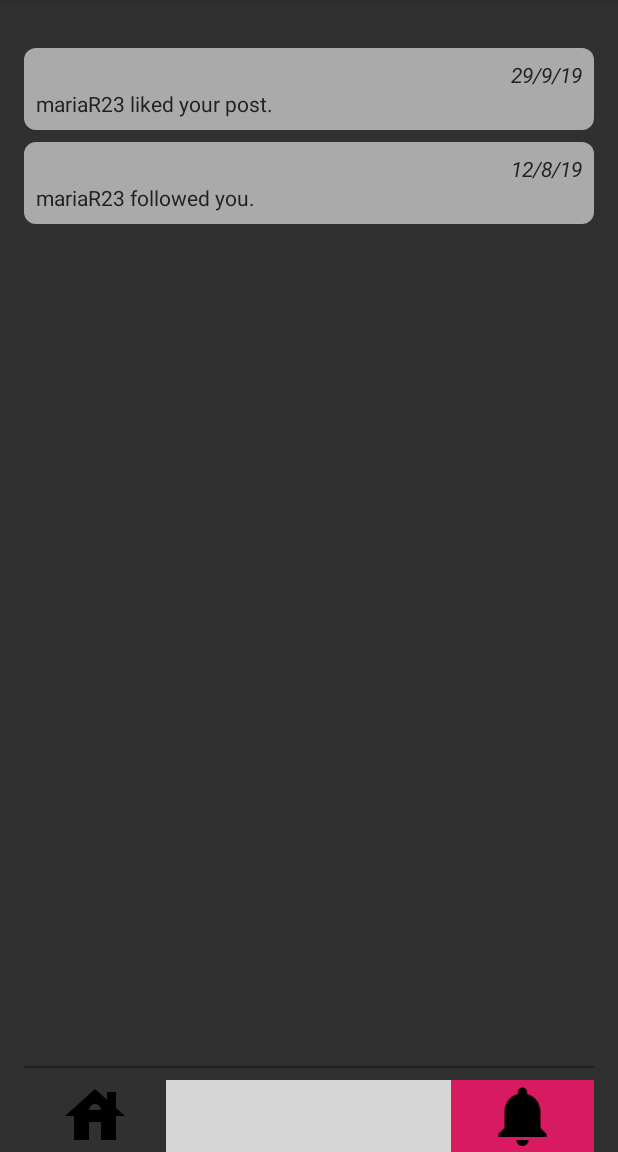
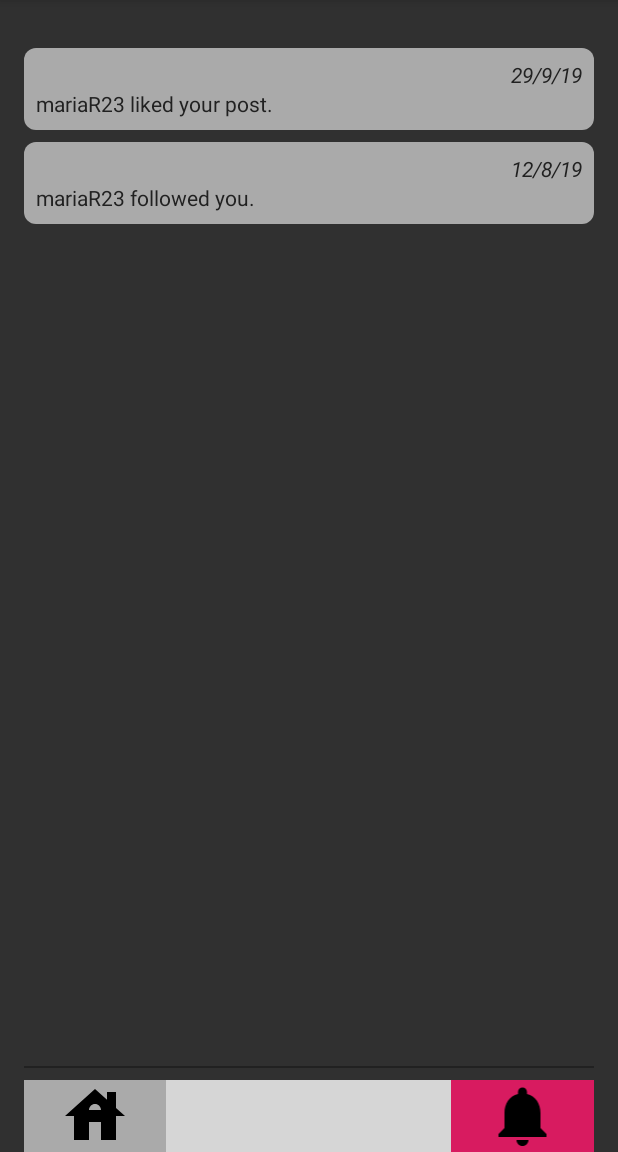
Before and after one commit to ChristinaZografou/MusicBuds, an Android app: the NotificationsActivity screen opened directly, with no data from a screen before it, on a phone screen of 412 x 824 dp, the part 84-1236 px from its top. Run offline under Robolectric (Android 15) with nearby library versions, the phone set to English and light mode, and no system bars; grey boxes are pictures that could not be loaded.

Commit message:
Changed background color for menu.

```diff
--- a/app/src/main/res/layout/activity_home.xml
+++ b/app/src/main/res/layout/activity_home.xml
@@ -117,7 +117,8 @@
         android:orientation="horizontal"
         android:layout_alignParentBottom="true"
         android:id="@+id/bottom_menu"
-        android:layout_marginTop="8dp">
+        android:layout_marginTop="8dp"
+        android:background="@color/colorInactive">
         <ImageView
             android:layout_width="0dp"
             android:layout_height="48dp"
--- a/app/src/main/res/layout/activity_notifications.xml
+++ b/app/src/main/res/layout/activity_notifications.xml
@@ -65,7 +65,8 @@
         android:orientation="horizontal"
         android:layout_alignParentBottom="true"
         android:id="@+id/bottom_menu"
-        android:layout_marginTop="8dp">
+        android:layout_marginTop="8dp"
+        android:background="@color/colorInactive">
         <ImageView
             android:layout_width="0dp"
             android:layout_height="48dp"
--- a/app/src/main/res/layout/activity_profile_music_editable.xml
+++ b/app/src/main/res/layout/activity_profile_music_editable.xml
@@ -162,7 +162,8 @@
         android:orientation="horizontal"
         android:layout_alignParentBottom="true"
         android:id="@+id/bottom_menu"
-        android:layout_marginTop="8dp">
+        android:layout_marginTop="8dp"
+        android:background="@color/colorInactive">
         <ImageView
             android:layout_width="0dp"
             android:layout_height="48dp"
--- a/app/src/main/res/layout/activity_profile_music_viewed.xml
+++ b/app/src/main/res/layout/activity_profile_music_viewed.xml
@@ -156,7 +156,8 @@
         android:orientation="horizontal"
         android:layout_alignParentBottom="true"
         android:id="@+id/bottom_menu"
-        android:layout_marginTop="8dp">
+        android:layout_marginTop="8dp"
+        android:background="@color/colorInactive">
         <ImageView
             android:layout_width="0dp"
             android:layout_height="48dp"
--- a/app/src/main/res/layout/activity_profile_posts.xml
+++ b/app/src/main/res/layout/activity_profile_posts.xml
@@ -189,7 +189,8 @@
         android:orientation="horizontal"
         android:layout_alignParentBottom="true"
         android:id="@+id/bottom_menu"
-        android:layout_marginTop="8dp">
+        android:layout_marginTop="8dp"
+        android:background="@color/colorInactive">
         <ImageView
             android:layout_width="0dp"
             android:layout_height="48dp"
--- a/app/src/main/res/layout/activity_search.xml
+++ b/app/src/main/res/layout/activity_search.xml
@@ -103,7 +103,8 @@
         android:orientation="horizontal"
         android:layout_alignParentBottom="true"
         android:id="@+id/bottom_menu"
-        android:layout_marginTop="8dp">
+        android:layout_marginTop="8dp"
+        android:background="@color/colorInactive">
         <ImageView
             android:layout_width="0dp"
             android:layout_height="48dp"
--- a/build.gradle
+++ b/build.gradle
@@ -7,7 +7,7 @@ buildscript {
 
     }
     dependencies {
-        classpath 'com.android.tools.build:gradle:3.5.0'
+        classpath 'com.android.tools.build:gradle:3.5.1'
 
         // NOTE: Do not place your application dependencies here; they belong
         // in the individual module build.gradle files
```
Also changed, not shown: gradle/wrapper/gradle-wrapper.properties.
